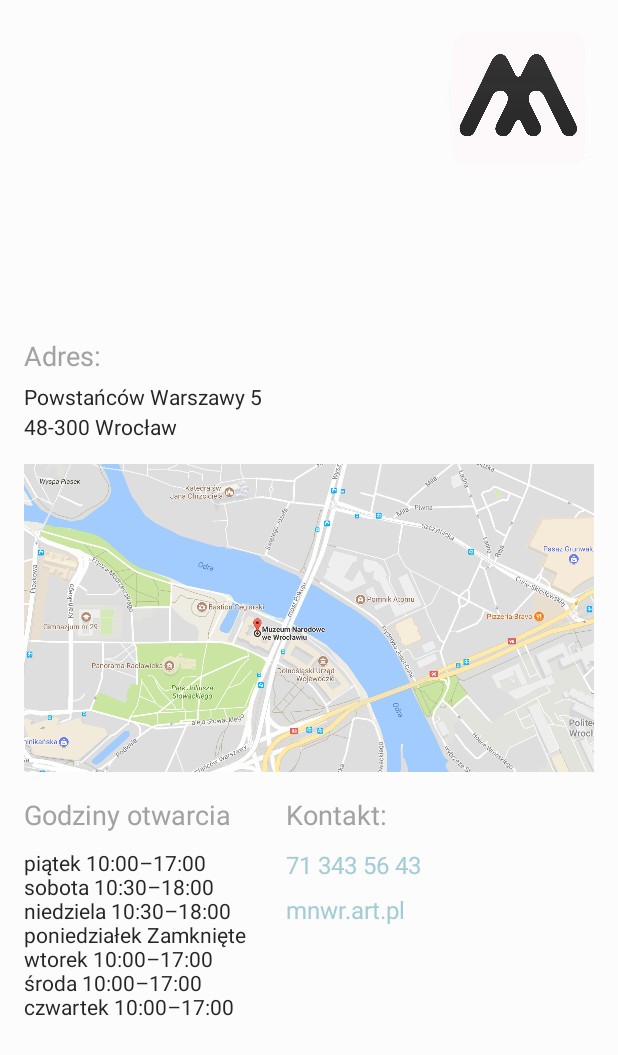
After one commit to MuseumGuide/stickers-museum, an Android app: the InfoActivity screen opened directly, with no data from a screen before it, on a phone screen of 412 x 824 dp. The commit adds this screen. Shown: the top 1055 px of the screen. Run offline under Robolectric (Android 15) with nearby library versions, the phone set to English and light mode, and no system bars.

Commit message:
Added information view (#65)
resolves #62

```diff
--- a/app/src/main/AndroidManifest.xml
+++ b/app/src/main/AndroidManifest.xml
@@ -21,8 +21,9 @@
                 <category android:name="android.intent.category.LAUNCHER" />
             </intent-filter>
         </activity>
-        <activity android:name=".Room"></activity>
-        <activity android:name=".MainActivity"></activity>
+        <activity android:name=".Room" />
+        <activity android:name=".MainActivity" />
+        <activity android:name=".InfoActivity"></activity>
     </application>
 
 </manifest>
--- /dev/null
+++ b/app/src/main/java/pl/zpi/museumguide/InfoActivity.java
@@ -0,0 +1,49 @@
+package pl.zpi.museumguide;
+
+import android.content.Context;
+import android.content.Intent;
+import android.net.Uri;
+import android.support.v7.app.AppCompatActivity;
+import android.os.Bundle;
+import android.view.View;
+
+public class InfoActivity extends AppCompatActivity {
+
+    @Override
+    protected void onCreate(Bundle savedInstanceState) {
+        super.onCreate(savedInstanceState);
+        setContentView(R.layout.activity_info);
+
+        //set listeners
+        findViewById(R.id.map).setOnClickListener(new View.OnClickListener() {
+            @Override
+            public void onClick(View view) {
+                Intent intent = new Intent(
+                        Intent.ACTION_VIEW,
+                        Uri.parse("geo:51.1109817,17.049153?q=Muzeum Narodowe"));
+                intent.setPackage("com.google.android.apps.maps");
+
+                startActivity(intent);
+            }
+        });
+
+        findViewById(R.id.phone).setOnClickListener(new View.OnClickListener() {
+            @Override
+            public void onClick(View view) {
+                Intent intent = new Intent(Intent.ACTION_DIAL);
+                intent.setData(Uri.parse("tel:713435643"));
+                startActivity(intent);
+            }
+        });
+
+        findViewById(R.id.web).setOnClickListener(new View.OnClickListener() {
+            @Override
+            public void onClick(View view) {
+                String url = "http://mnwr.art.pl";
+                Intent intent = new Intent(Intent.ACTION_VIEW);
+                intent.setData(Uri.parse(url));
+                startActivity(intent);
+            }
+        });
+    }
+}
--- a/app/src/main/java/pl/zpi/museumguide/MainActivity.java
+++ b/app/src/main/java/pl/zpi/museumguide/MainActivity.java
@@ -22,5 +22,13 @@ public class MainActivity extends AppCompatActivity {
                 startActivity(new Intent(context, Room.class));
             }
         });
+
+        //set listeners
+        findViewById(R.id.info).setOnClickListener(new View.OnClickListener() {
+            @Override
+            public void onClick(View view) {
+                startActivity(new Intent(context, InfoActivity.class));
+            }
+        });
     }
 }
--- /dev/null
+++ b/app/src/main/res/layout/activity_info.xml
@@ -0,0 +1,116 @@
+<?xml version="1.0" encoding="utf-8"?>
+<RelativeLayout xmlns:android="http://schemas.android.com/apk/res/android"
+    xmlns:app="http://schemas.android.com/apk/res-auto"
+    xmlns:tools="http://schemas.android.com/tools"
+    android:layout_width="match_parent"
+    android:layout_height="match_parent" >
+
+
+    <ImageView
+        android:id="@+id/map"
+        android:layout_width="wrap_content"
+        android:layout_height="wrap_content"
+        android:layout_marginLeft="@dimen/activity_vertical_margin"
+        android:layout_marginRight="@dimen/activity_vertical_margin"
+        android:adjustViewBounds="true"
+        android:cropToPadding="false"
+        app:srcCompat="@drawable/museum_localizaton"
+        android:layout_centerVertical="true"
+        android:layout_centerHorizontal="true" />
+
+    <TextView
+        android:id="@+id/textView"
+        android:layout_width="wrap_content"
+        android:layout_height="wrap_content"
+        android:layout_above="@id/map"
+        android:layout_marginBottom="35dp"
+        android:layout_marginLeft="@dimen/activity_vertical_margin"
+        android:text="Powstańców Warszawy 5" />
+
+    <TextView
+        android:id="@+id/textView3"
+        android:layout_width="wrap_content"
+        android:layout_height="wrap_content"
+        android:layout_above="@id/map"
+        android:layout_marginBottom="15dp"
+        android:layout_marginLeft="@dimen/activity_vertical_margin"
+        android:text="48-300 Wrocław" />
+
+    <TextView
+        android:id="@+id/contact_text"
+        android:layout_width="wrap_content"
+        android:layout_height="wrap_content"
+        android:layout_below="@+id/map"
+        android:layout_marginLeft="@dimen/activity_vertical_margin"
+        android:layout_marginTop="16dp"
+        android:layout_toEndOf="@+id/textView"
+        android:text="Kontakt:"
+        android:textColor="@color/colorForLines"
+        android:textSize="18sp" />
+
+    <TextView
+        android:id="@+id/hours_text"
+        android:layout_width="wrap_content"
+        android:layout_height="wrap_content"
+        android:text="Godziny otwarcia"
+        android:textColor="@color/colorForLines"
+        android:textSize="18sp"
+        android:layout_alignStart="@id/map"
+        android:layout_above="@+id/phone"
+         />
+
+    <TextView
+        android:id="@+id/web"
+        android:layout_width="wrap_content"
+        android:layout_height="wrap_content"
+        android:layout_below="@+id/contact_text"
+        android:layout_alignStart="@id/contact_text"
+        android:layout_marginTop="40dp"
+        android:text="mnwr.art.pl"
+        android:textColor="@color/colorAccent"
+        android:textSize="16sp" />
+
+    <TextView
+        android:id="@+id/phone"
+        android:layout_width="wrap_content"
+        android:layout_height="wrap_content"
+        android:layout_below="@+id/contact_text"
+        android:layout_alignStart="@id/contact_text"
+        android:layout_marginTop="10dp"
+        android:text="71 343 56 43"
+        android:textColor="@color/colorAccent"
+        android:textSize="16sp" />
+
+    <TextView
+        android:id="@+id/textView8"
+        android:layout_width="wrap_content"
+        android:layout_height="wrap_content"
+        android:text="piątek 10:00–17:00\nsobota 10:30–18:00\nniedziela 10:30–18:00\nponiedziałek Zamknięte\nwtorek 10:00–17:00\nśroda 10:00–17:00\nczwartek 10:00–17:00\n"
+        android:textSize="14sp"
+        android:layout_below="@id/hours_text"
+        android:layout_marginTop="10dp"
+        android:layout_alignStart="@+id/hours_text" />
+
+    <TextView
+        android:id="@+id/textView4"
+        android:layout_width="wrap_content"
+        android:layout_height="wrap_content"
+        android:layout_above="@id/map"
+        android:layout_marginBottom="60dp"
+        android:layout_marginLeft="@dimen/activity_vertical_margin"
+        android:text="Adres:"
+        android:textColor="@color/colorForLines"
+        android:textSize="18sp" />
+
+    <ImageView
+        android:id="@+id/logo"
+        android:layout_width="wrap_content"
+        android:layout_height="wrap_content"
+        android:adjustViewBounds="true"
+        android:maxHeight="150px"
+        app:srcCompat="@drawable/logo"
+        android:layout_alignParentTop="true"
+        android:layout_alignEnd="@+id/map"
+        android:layout_marginTop="15dp" />
+
+</RelativeLayout>
```
Also changed, not shown: app/src/main/res/drawable-hdpi/museum_localizaton.png (added), app/src/main/res/drawable-mdpi/museum_localizaton.png (added), app/src/main/res/drawable-xhdpi/museum_localizaton.png (added), 2 other files.
